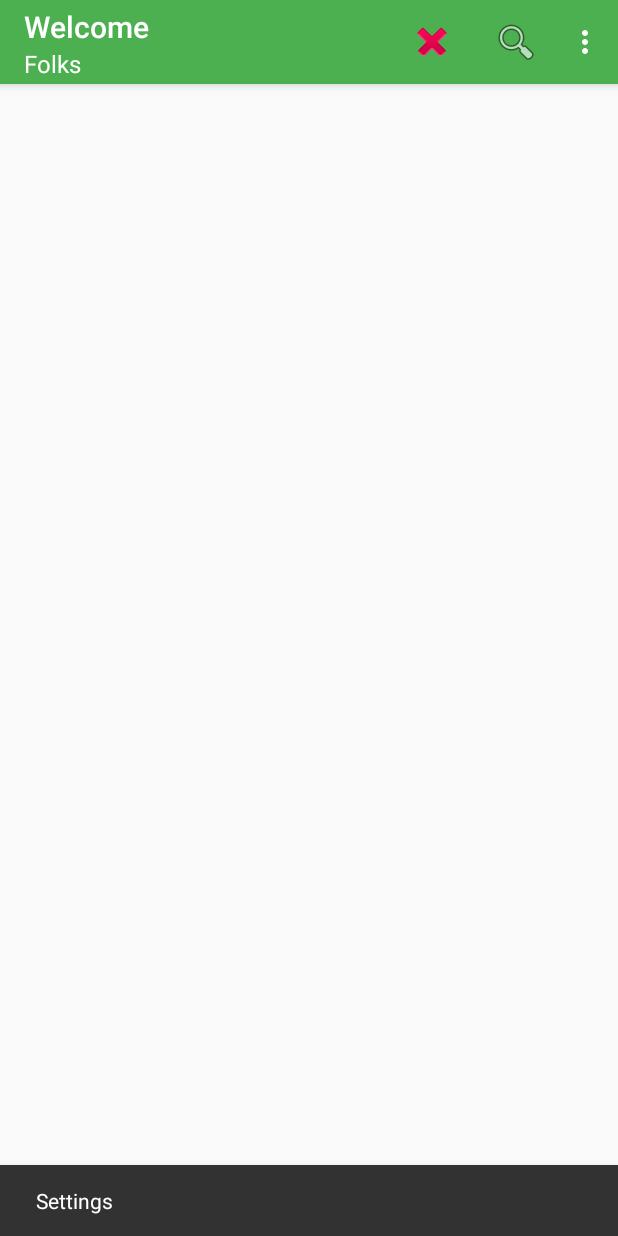
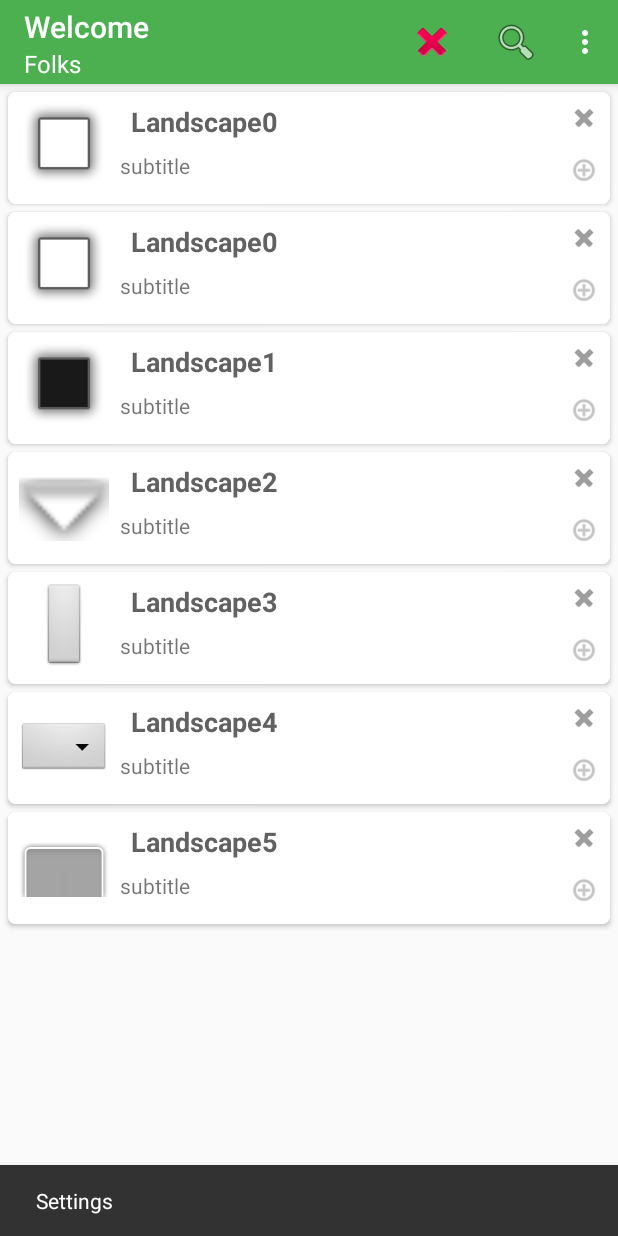
Before and after one commit to juliowebdeveloper/ApplyTheme2, an Android app: the screen it shows after launch (MainActivity), in the options menu, after a tap on "Settings", on a phone screen of 412 x 824 dp. Run offline under Robolectric (Android 15) with nearby library versions, the phone set to English and light mode, and no system bars; our stand-ins replace ButterKnife.

Commit message:
RecyclerAdapter

```diff
--- a/app/build.gradle
+++ b/app/build.gradle
@@ -46,5 +46,9 @@ dependencies {
     })
     compile 'com.android.support:appcompat-v7:24.2.1'
     compile "com.android.support:design:${supportLibVersion}"
+    compile 'com.android.support:cardview-v7:24.2.0'
+    compile 'com.jakewharton:butterknife:8.4.0'
+    //Pra poder compilar o butteknife, dagger e etc usa-se annotationProcessor ao inves do plugin apt
+    annotationProcessor 'com.jakewharton:butterknife-compiler:8.4.0'
     testCompile 'junit:junit:4.12'
 }
--- a/app/src/main/java/julio/com/br/applytheme2/MainActivity.java
+++ b/app/src/main/java/julio/com/br/applytheme2/MainActivity.java
@@ -4,22 +4,33 @@ import android.os.Build;
 import android.support.design.widget.Snackbar;
 import android.support.v7.app.AppCompatActivity;
 import android.os.Bundle;
+import android.support.v7.widget.DefaultItemAnimator;
+import android.support.v7.widget.LinearLayoutManager;
+import android.support.v7.widget.RecyclerView;
 import android.support.v7.widget.Toolbar;
 import android.view.Menu;
 import android.view.MenuItem;
 import android.view.View;
 import android.widget.Toast;
 
-public class MainActivity extends AppCompatActivity {
+import butterknife.BindView;
+import butterknife.ButterKnife;
+import julio.com.br.applytheme2.adapter.RecyclerAdapter;
+import julio.com.br.applytheme2.model.Landscape;
+
+public class
+MainActivity extends AppCompatActivity {
 
 
     Toolbar toolbar;
+    @BindView(R.id.recyclerView)
+    RecyclerView recyclerView;
 
     @Override
     protected void onCreate(Bundle savedInstanceState) {
         super.onCreate(savedInstanceState);
         setContentView(R.layout.activity_main);
-
+        ButterKnife.bind(this);
         toolbar = (Toolbar) findViewById(R.id.toolbar);
 
         /**********Toolbar  Standalone*************************/
@@ -27,8 +38,41 @@ public class MainActivity extends AppCompatActivity {
         toolbar.setSubtitle("Folks");
         toolbar.inflateMenu(R.menu.menu_main);
         //Method Reference Java 8
-       toolbar.setOnClickListener(this::onClick);
+        toolbar.setOnClickListener(this::onClick);
+        setUpOptionsMenu();
 
+
+        setUpRecyclerView();
+    }
+
+
+
+
+
+    public void onClick(View v) {
+        Snackbar.make(v, "teste", Snackbar.LENGTH_LONG).show();
+
+
+    }
+
+
+    public void setUpRecyclerView() {
+        RecyclerAdapter adapter = new RecyclerAdapter(Landscape.getData(), this);
+
+        LinearLayoutManager linearLayoutManager =  new LinearLayoutManager(this);
+        linearLayoutManager.setOrientation(LinearLayoutManager.VERTICAL);
+        recyclerView.setLayoutManager(linearLayoutManager);
+        recyclerView.setAdapter(adapter);
+
+        recyclerView.setItemAnimator(new DefaultItemAnimator());
+
+
+    }
+
+
+
+
+    public void setUpOptionsMenu(){
         toolbar.setOnMenuItemClickListener(new Toolbar.OnMenuItemClickListener() {
             @Override
             public boolean onMenuItemClick(MenuItem item) {
@@ -62,23 +106,16 @@ public class MainActivity extends AppCompatActivity {
             }
 
         });
-
-
-
     }
-
-
-    public void onClick(View v) {
-        Snackbar.make(v, "teste", Snackbar.LENGTH_LONG).show();
-    }
-
-
-}
 
 
 
 
 
+
+
+
+}
 
         /**********Toolbar as a Action Bar*************************/
 
--- /dev/null
+++ b/app/src/main/java/julio/com/br/applytheme2/adapter/RecyclerAdapter.java
@@ -0,0 +1,127 @@
+package julio.com.br.applytheme2.adapter;
+
+import android.content.Context;
+import android.support.v7.widget.RecyclerView;
+import android.view.LayoutInflater;
+import android.view.View;
+import android.view.ViewGroup;
+import android.widget.ImageView;
+import android.widget.TextView;
+
+import java.util.List;
+
+import butterknife.BindView;
+import butterknife.ButterKnife;
+import julio.com.br.applytheme2.R;
+import julio.com.br.applytheme2.model.Landscape;
+
+/**
+ * Created by Shido on 06/11/2016.
+ */
+
+public class RecyclerAdapter extends RecyclerView.Adapter<RecyclerAdapter.MyViewHolder> {
+
+
+
+        public List<Landscape> landscapeList;
+        public LayoutInflater inflater;
+
+    public RecyclerAdapter(List<Landscape> landscapeList, Context context){
+        this.landscapeList = landscapeList;
+        this.inflater = LayoutInflater.from(context);
+    }
+
+
+
+    @Override
+    public MyViewHolder onCreateViewHolder(ViewGroup parent, int viewType) {
+        View v = inflater.inflate(R.layout.list_row, parent, false);
+        MyViewHolder holder = new MyViewHolder(v);
+        return holder;
+
+
+    }
+
+
+
+    @Override
+    public int getItemCount() {
+        return landscapeList.size();
+    }
+
+    @Override
+    public void onBindViewHolder(MyViewHolder holder, int position) {
+        Landscape current = landscapeList.get(position);
+        holder.setData(current, position);
+        holder.setListeners();
+    }
+
+
+    public void removeItem(int position){
+        landscapeList.remove(position);
+        notifyItemRemoved(position);
+        notifyItemRangeChanged(position, landscapeList.size());
+    }
+
+    public void addItem(int position, Landscape landscape){
+        landscapeList.add(position, landscape);
+        notifyItemInserted(position);
+        notifyItemRangeChanged(position, landscapeList.size());
+
+    }
+
+
+
+
+
+
+
+    class MyViewHolder extends  RecyclerView.ViewHolder implements View.OnClickListener{
+
+        @BindView(R.id.txtTitle) TextView title;
+        @BindView(R.id.imgRow) ImageView imgThumb;
+        @BindView(R.id.imgRowDelete) ImageView imgDelete;
+        @BindView(R.id.imgRowAdd) ImageView imgAdd;
+        int position;
+        Landscape current;
+
+        public MyViewHolder(View itemView) {
+            super(itemView);
+            ButterKnife.bind(this, itemView);
+        }
+
+
+        public void setData(Landscape current, int position){
+            this.title.setText(current.getTitle());
+            this.imgThumb.setImageResource(current.getImageId());
+            this.position = position;
+            this.current = current;
+        }
+
+        public void setListeners(){
+            imgDelete.setOnClickListener(MyViewHolder.this);
+            imgAdd.setOnClickListener(MyViewHolder.this);
+        }
+
+        @Override
+        public void onClick(View v) {
+            switch (v.getId()){
+                case  R.id.imgRowDelete:
+                    removeItem(position);
+                    break;
+                case R.id.imgRowAdd:
+                    addItem(position, current );
+                    break;
+            }
+        }
+    }
+
+
+
+
+
+
+
+
+
+}
--- /dev/null
+++ b/app/src/main/java/julio/com/br/applytheme2/model/Landscape.java
@@ -0,0 +1,65 @@
+package julio.com.br.applytheme2.model;
+
+import java.util.ArrayList;
+
+/**
+ * Created by Shido on 06/11/2016.
+ */
+
+public class Landscape {
+
+    private int imageId;
+    private String title;
+    private String description;
+
+
+    public static ArrayList<Landscape> getData(){
+        ArrayList<Landscape> dataListe = new ArrayList<>();
+        int[] images = getImages();
+        for(int  i= 0; i < images.length; i++){
+            Landscape landscape=  new Landscape();
+            landscape.setImageId(images[i]);
+            landscape.setTitle("Landscape" + i);
+            dataListe.add(landscape);
+        }
+
+        return dataListe;
+    }
+
+public static int[] getImages(){
+    int[] images = {
+        android.R.drawable.alert_light_frame, android.R.drawable.alert_dark_frame,
+                android.R.drawable.arrow_down_float, android.R.drawable.btn_default,
+        android.R.drawable.btn_dropdown, android.R.drawable.zoom_plate
+
+
+    };
+    return images;
+
+}
+
+
+    public int getImageId() {
+        return imageId;
+    }
+
+    public void setImageId(int imageId) {
+        this.imageId = imageId;
+    }
+
+    public String getTitle() {
+        return title;
+    }
+
+    public void setTitle(String title) {
+        this.title = title;
+    }
+
+    public String getDescription() {
+        return description;
+    }
+
+    public void setDescription(String description) {
+        this.description = description;
+    }
+}
--- a/app/src/main/res/layout/activity_main.xml
+++ b/app/src/main/res/layout/activity_main.xml
@@ -10,4 +10,15 @@
 <include android:id="@+id/toolbar"
     layout="@layout/toolbar" />
 
+
+    <android.support.v7.widget.RecyclerView
+        android:id="@+id/recyclerView"
+        android:layout_width="match_parent"
+        android:layout_height="match_parent">
+
+
+
+    </android.support.v7.widget.RecyclerView>
+
+
 </LinearLayout>
--- /dev/null
+++ b/app/src/main/res/layout/list_row.xml
@@ -0,0 +1,77 @@
+<?xml version="1.0" encoding="utf-8"?>
+<android.support.v7.widget.CardView xmlns:android="http://schemas.android.com/apk/res/android"
+    android:layout_height="wrap_content"
+    android:layout_width="match_parent"
+    xmlns:app="http://schemas.android.com/apk/res-auto"
+    android:layout_marginLeft="5dp"
+    android:layout_marginTop="5dp"
+    android:layout_marginRight="5dp"
+    app:cardCornerRadius="5dp">
+
+    <LinearLayout
+        android:layout_width="match_parent"
+        android:layout_height="wrap_content"
+        android:background="@android:color/background_light"
+        android:orientation="horizontal">
+
+        <ImageView android:id="@+id/imgRow"
+            android:layout_width="60dp"
+            android:layout_height="60dp"
+            android:layout_margin="7dp"
+            android:contentDescription="@string/thumbnail"
+            android:src="@mipmap/ic_launcher"/>
+
+    <LinearLayout
+        android:layout_width="0dp"
+        android:layout_height="match_parent"
+        android:background="@android:color/background_light"
+        android:orientation="vertical"
+        android:layout_weight = "1">
+
+        <TextView android:id="@+id/txtTitle"
+            android:layout_width="wrap_content"
+            android:layout_height="wrap_content"
+            android:text="@string/title"
+            android:textSize="18sp"
+            android:textStyle="bold"
+            android:textColor="@color/grey_700"
+            android:layout_margin="7dp"/>
+
+        <TextView android:id="@+id/txtSubtitle"
+            android:layout_width="wrap_content"
+            android:layout_height="wrap_content"
+            android:text="@string/subtitle"/>
+
+    </LinearLayout>
+
+        <LinearLayout
+            android:layout_width="wrap_content"
+            android:layout_height="wrap_content"
+            android:orientation="vertical">
+
+        <ImageView
+            android:id="@+id/imgRowDelete"
+            android:layout_width="20dp"
+            android:layout_height="20dp"
+            android:layout_margin="7dp"
+            android:contentDescription="Delete Image"
+            android:src="@android:drawable/ic_delete"
+            android:tint="@color/grey_500"/>
+
+
+            <ImageView
+                android:id="@+id/imgRowAdd"
+                android:layout_width="20dp"
+                android:layout_height="20dp"
+                android:layout_margin="7dp"
+                android:contentDescription="Add Image"
+                android:src="@android:drawable/ic_menu_add"
+                android:tint="@color/grey_500"/>
+
+
+
+        </LinearLayout>
+
+</LinearLayout>
+
+</android.support.v7.widget.CardView>
--- a/app/src/main/res/values/colors.xml
+++ b/app/src/main/res/values/colors.xml
@@ -6,5 +6,8 @@
     <color name="colorControlHighlight">#3578d6</color>
     <color name="colorButtonNormal">#60ff40</color>
     <color name="colorControlActivated">#8940ff</color>
+    <color name="grey_700">#616161</color>
+    <color name="grey_500">#9E9E9E</color>
+
 
 </resources>
--- a/app/src/main/res/values/strings.xml
+++ b/app/src/main/res/values/strings.xml
@@ -1,3 +1,6 @@
 <resources>
     <string name="app_name">ApplyTheme2</string>
+    <string name="thumbnail">thumbnail</string>
+    <string name="title">title</string>
+    <string name="subtitle">subtitle</string>
 </resources>
```
